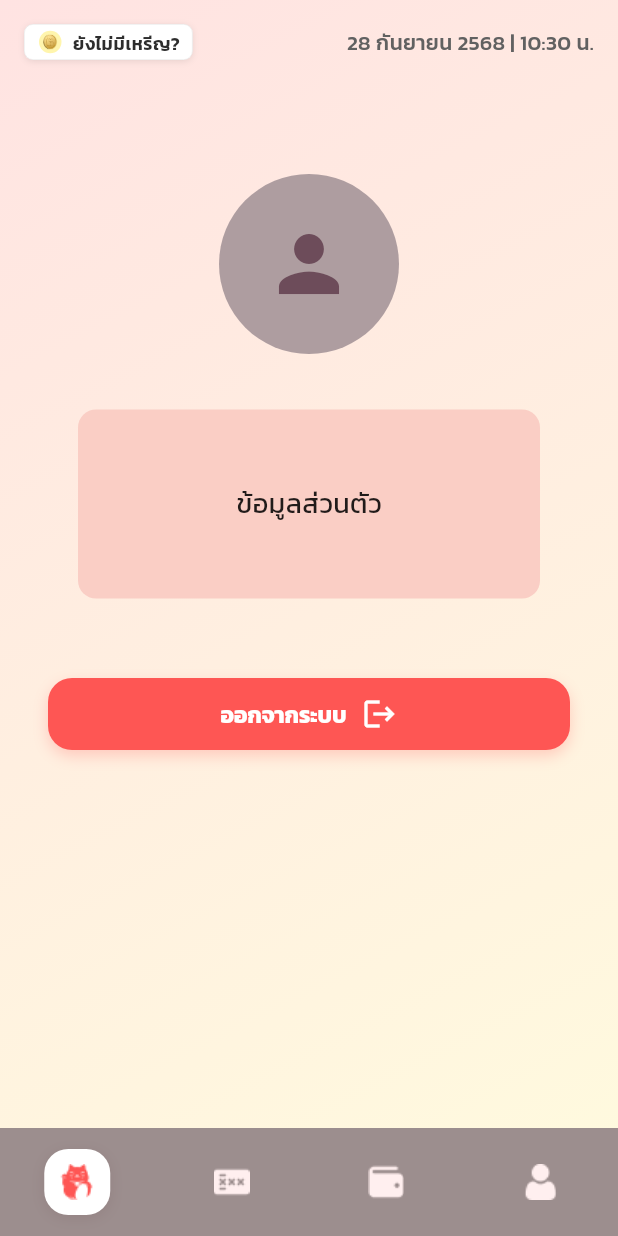
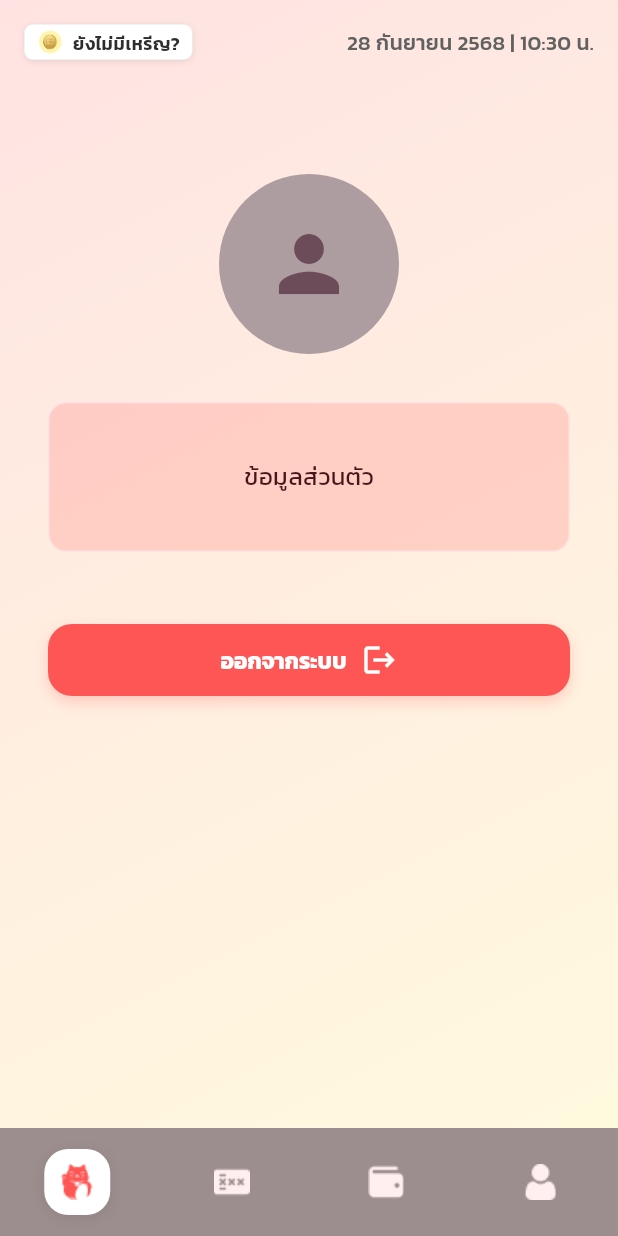
Before and after one commit to TheeraphatStudent/Locatto, a Flutter app: the AdminProfilePage screen opened by its route, on a phone screen of 412 x 824 dp. Run offline on Flutter 3.47's test engine with Material 3 defaults, Android fonts, the phone set to English and light mode, and no system bars; our stand-ins replace file_picker, flutter_secure_storage, qr_flutter; missing offline and left inert: dart_jsonwebtoken, flutter_popup_card; accounts and stored records are empty; project files that could hold a hidden picture were left out.

Commit message:
feat: implement avatar upload and fix build cache

```diff
--- a/app/lib/components/Avatar.dart
+++ b/app/lib/components/Avatar.dart
@@ -9,6 +9,7 @@ enum AvatarState { view, edit }
 class Avatar extends StatefulWidget {
   final String? initialImagePath;
   final Function(String?)? onImageChanged;
+  final Function(String?)? onImageUploaded; // New callback for uploaded URL
 
   final AvatarState state;
   final double size;
@@ -22,6 +23,7 @@ class Avatar extends StatefulWidget {
     super.key,
     this.initialImagePath,
     this.onImageChanged,
+    this.onImageUploaded, // New parameter
     this.state = AvatarState.edit,
     this.size = 120,
     this.backgroundColor = const Color(0xFFAE9DA0),
@@ -37,6 +39,7 @@ class Avatar extends StatefulWidget {
 
 class _AvatarState extends State<Avatar> {
   String? _imagePath;
+  String? _uploadedImageUrl; // Store the uploaded image URL
   Uint8List? _webImageBytes;
   bool _isLoading = false;
   UploadService uploadService = UploadService();
@@ -92,7 +95,23 @@ class _AvatarState extends State<Avatar> {
         widget.onImageChanged?.call(file.path);
 
         try {
-          await uploadService.uploadFile(file.path, file.bytes, file.name);
+          final uploadResponse = await uploadService.uploadFile(file.path, file.bytes, file.name);
+
+          // Extract the uploaded image URL from the response
+          String? imageUrl;
+          if (uploadResponse['result'] != null) {
+            imageUrl = uploadResponse['result']['url'] ?? uploadResponse['result']['localPath'];
+          } else if (uploadResponse['data'] != null) {
+            imageUrl = uploadResponse['data']['url'] ?? uploadResponse['data']['localPath'];
+          }
+
+          setState(() {
+            _uploadedImageUrl = imageUrl;
+          });
+
+          // Notify parent component about the uploaded image URL
+          widget.onImageUploaded?.call(imageUrl);
+
           if (mounted) {
             ScaffoldMessenger.of(context).showSnackBar(
               SnackBar(
@@ -151,6 +170,22 @@ class _AvatarState extends State<Avatar> {
           widget.loadingIcon,
           size: _iconSize,
           color: widget.iconColor,
+        ),
+      );
+    }
+
+    // Priority: uploaded URL > web bytes > local file path
+    if (_uploadedImageUrl != null && _uploadedImageUrl!.isNotEmpty) {
+      return ClipRRect(
+        borderRadius: BorderRadius.circular(_radius),
+        child: Image.network(
+          _uploadedImageUrl!,
+          width: widget.size,
+          height: widget.size,
+          fit: BoxFit.cover,
+          errorBuilder: (context, error, stackTrace) {
+            return _buildDefaultAvatar();
+          },
         ),
       );
     }
--- a/app/lib/components/Button.dart
+++ b/app/lib/components/Button.dart
@@ -157,17 +157,15 @@ class _ButtonActionsState extends State<ButtonActions>
                   duration: const Duration(milliseconds: 200),
                   curve: Curves.easeInOut,
                   width: double.infinity,
-                  padding: const EdgeInsets.symmetric(
-                    horizontal: 24,
-                    vertical: 12,
-                  ),
+                  height: 48,
+                  padding: const EdgeInsets.symmetric(horizontal: 24),
                   decoration: ShapeDecoration(
                     color: backgroundColor,
                     shape: shape,
                     shadows: boxShadows,
                   ),
                   child: Row(
-                    mainAxisSize: MainAxisSize.min,
+                    mainAxisSize: MainAxisSize.max,
                     mainAxisAlignment: MainAxisAlignment.center,
                     crossAxisAlignment: CrossAxisAlignment.center,
                     children: [
@@ -267,7 +265,7 @@ class ButtonTab extends StatelessWidget {
         onTap: onTap,
         child: Container(
           height: 48,
-          // margin: const EdgeInsets.symmetric(horizontal: 2),
+          margin: const EdgeInsets.symmetric(horizontal: 2),
           decoration: ShapeDecoration(
             color: const Color(0xFFFFF7F7),
             shape: RoundedRectangleBorder(
--- a/app/lib/pages/admin/adminProfile.dart
+++ b/app/lib/pages/admin/adminProfile.dart
@@ -2,6 +2,7 @@ import 'package:app/components/MainLayout.dart';
 import 'package:app/components/Button.dart';
 import 'package:app/service/auth.dart';
 import 'package:app/service/user.dart';
+import 'package:app/style/theme.dart';
 import 'package:flutter/material.dart';
 import 'package:app/components/Avatar.dart';
 import 'dart:developer';
@@ -67,17 +68,36 @@ class _AdminProfilePageState extends State<AdminProfilePage> {
                 MaterialPageRoute(builder: (_) => const AdminProfileDetail()),
               );
             },
-            child: Container(
-              padding: const EdgeInsets.fromLTRB(0, 50, 0, 50),
-              margin: const EdgeInsets.symmetric(horizontal: 20, vertical: 5),
-              decoration: BoxDecoration(
-                color: const Color.fromARGB(255, 250, 206, 197),
-                borderRadius: BorderRadius.circular(12),
-              ),
-              alignment: Alignment.center,
-              child: const Text(
-                "ข้อมูลส่วนตัว",
-                style: TextStyle(fontSize: 18, color: Colors.black87),
+            child: ConstrainedBox(
+              constraints: BoxConstraints(minWidth: 100, minHeight: 100),
+              child: Container(
+                width: double.infinity,
+                height: 100,
+                padding: const EdgeInsets.all(6),
+                decoration: ShapeDecoration(
+                  color: const Color(0x33FD5553),
+                  shape: RoundedRectangleBorder(
+                    side: BorderSide(width: 1, color: const Color(0xFFFFE2E2)),
+                    borderRadius: BorderRadius.circular(12),
+                  ),
+                ),
+                child: Row(
+                  mainAxisSize: MainAxisSize.min,
+                  mainAxisAlignment: MainAxisAlignment.center,
+                  crossAxisAlignment: CrossAxisAlignment.center,
+                  spacing: 27,
+                  children: [
+                    Text(
+                      'ข้อมูลส่วนตัว',
+                      style: TextStyle(
+                        color: AppColors.onBackground /* Lottocat-Black */,
+                        fontSize: 16,
+                        fontFamily: 'Kanit',
+                        fontWeight: FontWeight.w400,
+                      ),
+                    ),
+                  ],
+                ),
               ),
             ),
           ),
```
Also changed, not shown: app/lib/components/Box_make_reward.dart (+22 -1 lines), app/lib/pages/profile.page.dart (+30 -14 lines), app/lib/pages/profile_detail.dart (+13 -1 lines), app/lib/pages/register.page.dart (+12 -2 lines), app/lib/service/upload.dart (+11 -4 lines), 1 other file.
